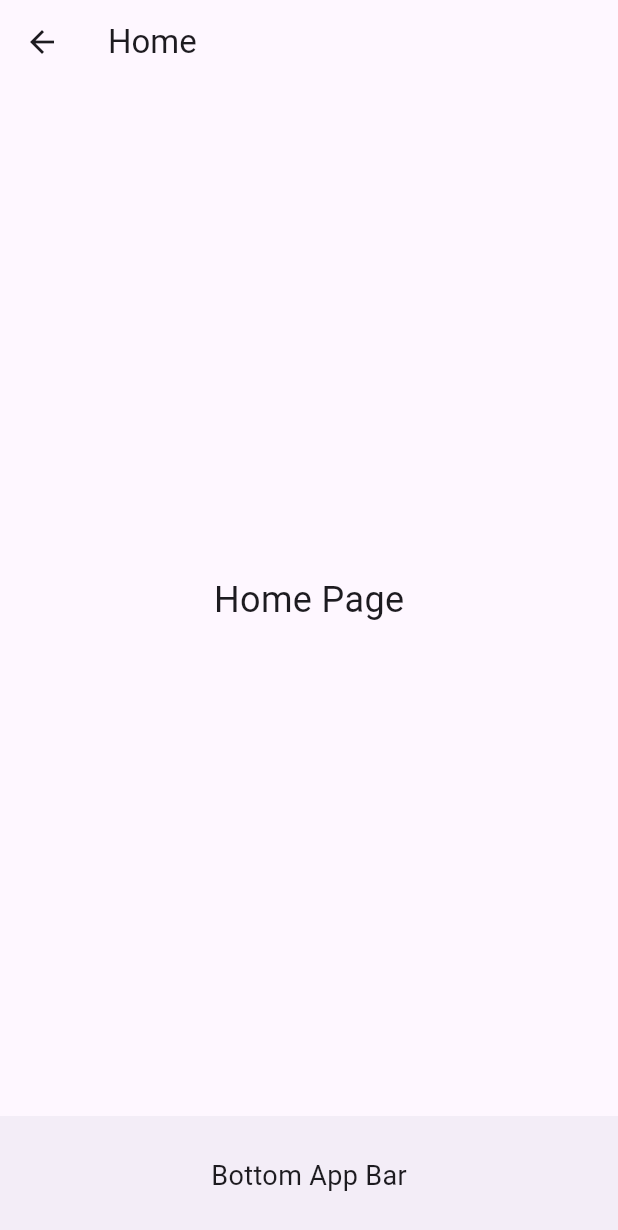
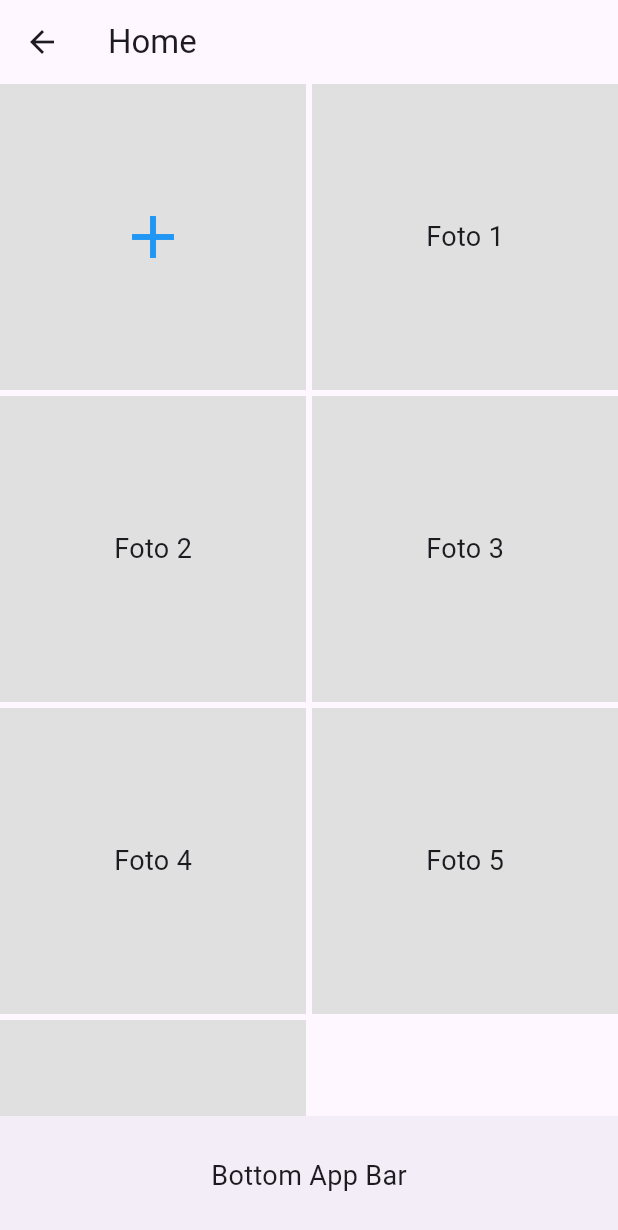
Before and after one commit to Colombao/FlutterLogin, a Flutter app: the screen it shows after launch, after a tap on "Entrar", on a phone screen of 412 x 824 dp. Shown: the top 1230 px of the screen. Run offline on Flutter 3.47's test engine with Material 3 defaults, Android fonts, the phone set to English and light mode, and no system bars.

Commit message:
nova tela home e imagens novas

```diff
--- a/lib/data/bg_data.dart
+++ b/lib/data/bg_data.dart
@@ -1,5 +1,7 @@
 /// List of Background Images////
 List<String>bgList=[
+  "assets/bg5.jpg",
+  "assets/bg6.jpg",
   "assets/bg1.jpg",
   "assets/bg2.jpeg",
   "assets/bg3.jpg",
--- a/lib/screens/home.dart
+++ b/lib/screens/home.dart
@@ -1,5 +1,4 @@
 import 'package:flutter/material.dart';
-
 
 class HomePage extends StatelessWidget {
   @override
@@ -8,11 +7,44 @@ class HomePage extends StatelessWidget {
       appBar: AppBar(
         title: Text('Home'),
       ),
-      body: Center(
-        child: Text(
-          'Home Page',
-          style: TextStyle(fontSize: 24),
+      body: GridView.builder(
+        gridDelegate: SliverGridDelegateWithFixedCrossAxisCount(
+          crossAxisCount: 2,
+          crossAxisSpacing: 4.0,
+          mainAxisSpacing: 4.0,
         ),
+        itemCount: 7, // Número total de itens na grade, incluindo o botão "+"
+        itemBuilder: (BuildContext context, int index) {
+          if (index == 0) {
+            // Primeiro item: botão "+" para adicionar nova foto
+            return Container(
+              color: Colors.grey[300],
+              child: Center(
+                child: Icon(
+                  Icons.add,
+                  size: 48,
+                  color: Colors.blue,
+                ),
+              ),
+            );
+          } else {
+            // Outros itens: fotos
+            return GestureDetector(
+              onTap: () {
+                _showOptions(context, 'Foto $index'); // Passando o nome da foto
+              },
+              child: Container(
+                color: Colors.grey[300],
+                child: Center(
+                  child: Text(
+                    'Foto $index',
+                    style: TextStyle(fontSize: 18),
+                  ),
+                ),
+              ),
+            );
+          }
+        },
       ),
       bottomNavigationBar: BottomAppBar(
         child: Container(
@@ -27,4 +59,64 @@ class HomePage extends StatelessWidget {
       ),
     );
   }
+
+  void _showOptions(BuildContext context, String imageName) {
+    showModalBottomSheet(
+      context: context,
+      builder: (BuildContext context) {
+        return Column(
+          mainAxisSize: MainAxisSize.min,
+          children: [
+            // Imagem em tela cheia
+            Expanded(
+              child: Container(
+                color: Colors.black,
+                child: Center(
+                  child: imageName != null
+                      ? Image.asset(
+                    'assets/$imageName.png', // Substitua pelo caminho correto da sua imagem
+                    fit: BoxFit.contain,
+                  )
+                      : SizedBox(),
+                ),
+              ),
+            ),
+            // Botões
+            Container(
+              color: Colors.white,
+              child: Column(
+                mainAxisSize: MainAxisSize.min,
+                children: [
+                  ListTile(
+                    leading: Icon(Icons.login),
+                    title: Text('Enviar para o Login'),
+                    onTap: () {
+                      // Implemente a lógica para enviar para o login
+                      Navigator.pop(context);
+                    },
+                  ),
+                  ListTile(
+                    leading: Icon(Icons.download),
+                    title: Text('Baixar'),
+                    onTap: () {
+                      // Implemente a lógica para baixar a imagem
+                      Navigator.pop(context);
+                    },
+                  ),
+                  ListTile(
+                    leading: Icon(Icons.share),
+                    title: Text('Compartilhar'),
+                    onTap: () {
+                      // Implemente a lógica para compartilhar a imagem
+                      Navigator.pop(context);
+                    },
+                  ),
+                ], //
+              ),
+            ),
+          ],
+        );
+      },
+    );
+  }
 }
--- a/lib/screens/login_screen.dart
+++ b/lib/screens/login_screen.dart
@@ -162,7 +162,6 @@ class _LoginScreenState extends State<LoginScreen> {
           ), const   Spacer(),
           ElevatedButton(
             onPressed: () {
-              print('Botão pressionado! Navegando para HomePage...');
               Navigator.push(
                 context,
                 MaterialPageRoute(
@@ -174,7 +173,7 @@ class _LoginScreenState extends State<LoginScreen> {
               height: 40,
               width: double.infinity,
               decoration:  BoxDecoration(
-                  color: Colors.white,
+                  color: Colors.transparent,
                   borderRadius: BorderRadius.circular(30)
               ),
               alignment: Alignment.center,
```
Also changed, not shown: assets/bg5.jpg (added), assets/bg6.jpg (added).
